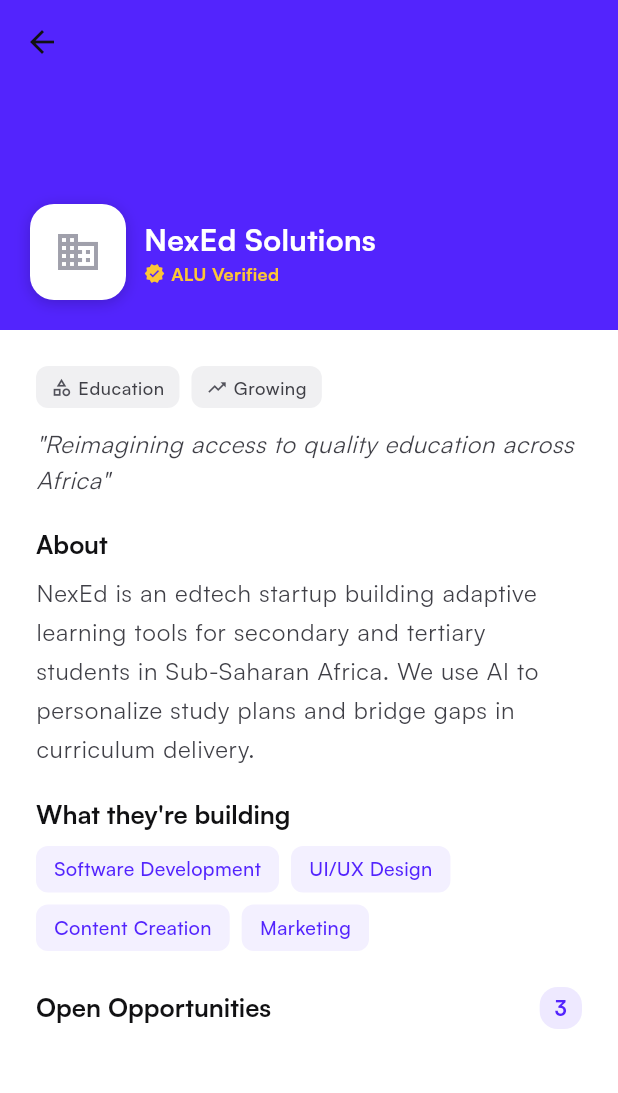
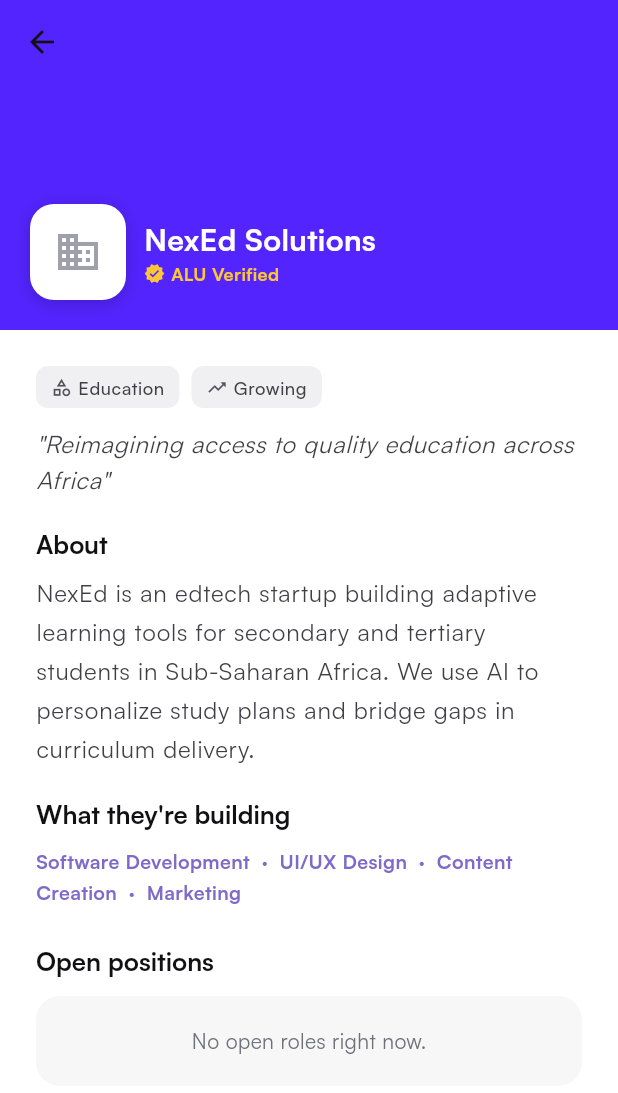
Before and after one commit to davidmuo/alu-nexus, a Flutter app: the StartupDetailScreen screen opened directly with sample values from the repository, on a phone screen of 412 x 824 dp. Shown: the top 1093 px of the screen. Run offline on Flutter 3.47's test engine with Material 3 defaults, Android fonts, the phone set to English and light mode, and no system bars; drawn by our look-alikes of flutter_animate; our stand-ins replace cloud_firestore, equatable, firebase_auth, firebase_core, firebase_storage, flutter_bloc and 4 more; accounts and stored records are empty; network calls fail.

Commit message:
Replace colored tag pills with plain desaturated-purple text; startup pages list open positions
- New AppColors.tagPurple; skills/focus areas/stage render as dot-separated
  text instead of multicolored chips
- Startup detail: live 'Open positions' list (stream) with color-key bars,
  tappable through to the opportunity detail + apply flow
- Feed: 10 category pill tabs; seed grows to 10 opportunities across
  Data Science, Content Creation, Business Development, Product Management

```diff
--- a/lib/core/theme/app_colors.dart
+++ b/lib/core/theme/app_colors.dart
@@ -12,6 +12,9 @@ class AppColors {
 
   static const Color red = Color(0xFFF5001E);
   static const Color yellow = Color(0xFFFCC636);
+
+  /// Desaturated purple for plain-text tags/labels (no pill background).
+  static const Color tagPurple = Color(0xFF7D6BC9);
 
   static const Color accent = Color(0xFFFCC636);
   static const Color accentLight = Color(0xFFFFE08A);
--- a/lib/features/auth/presentation/cubit/auth_cubit.dart
+++ b/lib/features/auth/presentation/cubit/auth_cubit.dart
@@ -1,5 +1,6 @@
 import 'dart:async';
 import 'package:equatable/equatable.dart';
+import 'package:flutter/foundation.dart';
 import 'package:flutter_bloc/flutter_bloc.dart';
 import '../../data/repositories/auth_repository.dart';
 import '../../domain/entities/app_user.dart';
@@ -43,6 +44,7 @@ class AuthCubit extends Cubit<AuthState> {
       );
       emit(AuthAuthenticated(user));
     } on Exception catch (e) {
+      debugPrint('signUp failed: $e');
       emit(AuthError(_parseError(e.toString())));
     }
   }
@@ -53,6 +55,7 @@ class AuthCubit extends Cubit<AuthState> {
       final user = await _repo.signInWithEmail(email: email, password: password);
       emit(AuthAuthenticated(user));
     } on Exception catch (e) {
+      debugPrint('signIn failed: $e');
       emit(AuthError(_parseError(e.toString())));
     }
   }
--- a/lib/features/opportunities/presentation/screens/opportunity_feed_screen.dart
+++ b/lib/features/opportunities/presentation/screens/opportunity_feed_screen.dart
@@ -32,9 +32,13 @@ class _OpportunityFeedScreenState extends State<OpportunityFeedScreen> {
     ('Engineering', 'Software Development'),
     ('Design', 'UI/UX Design'),
     ('Marketing', 'Marketing'),
+    ('Data', 'Data Science'),
+    ('Content', 'Content Creation'),
     ('Research', 'Research & Analysis'),
     ('Community', 'Community Management'),
     ('Business', 'Business Development'),
+    ('Product', 'Product Management'),
+    ('Operations', 'Operations'),
   ];
 
   @override
--- a/lib/features/startups/presentation/screens/startup_detail_screen.dart
+++ b/lib/features/startups/presentation/screens/startup_detail_screen.dart
@@ -1,6 +1,9 @@
 import 'package:flutter/material.dart';
 import 'package:flutter_animate/flutter_animate.dart';
 import '../../data/models/startup_model.dart';
+import '../../../opportunities/data/models/opportunity_model.dart';
+import '../../../opportunities/data/repositories/opportunity_repository.dart';
+import '../../../opportunities/presentation/screens/opportunity_detail_screen.dart';
 import '../../../../core/theme/app_colors.dart';
 
 class StartupDetailScreen extends StatelessWidget {
@@ -138,24 +141,14 @@ class StartupDetailScreen extends StatelessWidget {
                     Text('What they\'re building', style: Theme.of(context).textTheme.titleLarge)
                         .animate().fadeIn(delay: 120.ms),
                     const SizedBox(height: 10),
-                    Wrap(
-                      spacing: 8,
-                      runSpacing: 8,
-                      children: s.focusAreas.map((area) => Container(
-                            padding: const EdgeInsets.symmetric(horizontal: 12, vertical: 6),
-                            decoration: BoxDecoration(
-                              color: AppColors.primary.withValues(alpha: 0.07),
-                              borderRadius: BorderRadius.circular(8),
-                            ),
-                            child: Text(
-                              area,
-                              style: const TextStyle(
-                                fontSize: 13,
-                                color: AppColors.primary,
-                                fontWeight: FontWeight.w500,
-                              ),
-                            ),
-                          )).toList(),
+                    Text(
+                      s.focusAreas.join('  ·  '),
+                      style: const TextStyle(
+                        fontSize: 13,
+                        color: AppColors.tagPurple,
+                        fontWeight: FontWeight.w600,
+                        height: 1.6,
+                      ),
                     ).animate().fadeIn(delay: 140.ms),
                   ],
                   // Links
@@ -170,44 +163,14 @@ class StartupDetailScreen extends StatelessWidget {
                       _LinkRow(icon: Icons.link, label: 'LinkedIn', url: s.linkedinUrl!),
                   ],
                   const SizedBox(height: 24),
-                  Row(
-                    children: [
-                      Text('Open Opportunities', style: Theme.of(context).textTheme.titleLarge),
-                      const Spacer(),
-                      Container(
-                        padding: const EdgeInsets.symmetric(horizontal: 10, vertical: 4),
-                        decoration: BoxDecoration(
-                          color: AppColors.primary.withValues(alpha: 0.1),
-                          borderRadius: BorderRadius.circular(12),
-                        ),
-                        child: Text(
-                          '${s.opportunitiesCount}',
-                          style: const TextStyle(
-                            color: AppColors.primary,
-                            fontWeight: FontWeight.w700,
-                          ),
-                        ),
-                      ),
-                    ],
-                  ).animate().fadeIn(delay: 180.ms),
+                  Text('Open positions',
+                          style: Theme.of(context).textTheme.titleLarge)
+                      .animate()
+                      .fadeIn(delay: 180.ms),
                   const SizedBox(height: 12),
-                  if (s.opportunitiesCount == 0)
-                    Container(
-                      padding: const EdgeInsets.all(20),
-                      decoration: BoxDecoration(
-                        color: AppColors.grey50,
-                        borderRadius: BorderRadius.circular(12),
-                      ),
-                      child: Center(
-                        child: Text(
-                          'No open roles right now. Follow to get notified.',
-                          style: Theme.of(context).textTheme.bodyMedium!.copyWith(
-                                color: AppColors.grey500,
-                              ),
-                          textAlign: TextAlign.center,
-                        ),
-                      ),
-                    ),
+                  _OpenPositions(startupId: s.id)
+                      .animate()
+                      .fadeIn(delay: 200.ms),
                   const SizedBox(height: 32),
                 ],
               ),
@@ -226,6 +189,127 @@ class StartupDetailScreen extends StatelessWidget {
       case 'scaling': return 'Scaling';
       default: return stage;
     }
+  }
+}
+
+/// Live list of the startup's open opportunities — tap through to apply.
+class _OpenPositions extends StatelessWidget {
+  final String startupId;
+  const _OpenPositions({required this.startupId});
+
+  @override
+  Widget build(BuildContext context) {
+    return StreamBuilder<List<OpportunityModel>>(
+      stream: OpportunityRepository().getStartupOpportunities(startupId),
+      builder: (context, snap) {
+        if (snap.connectionState == ConnectionState.waiting) {
+          return const Padding(
+            padding: EdgeInsets.symmetric(vertical: 20),
+            child: Center(
+              child: SizedBox(
+                width: 22,
+                height: 22,
+                child: CircularProgressIndicator(strokeWidth: 2),
+              ),
+            ),
+          );
+        }
+        final open =
+            (snap.data ?? const []).where((o) => o.isActive).toList();
+        if (open.isEmpty) {
+          return Container(
+            padding: const EdgeInsets.all(20),
+            decoration: BoxDecoration(
+              color: AppColors.grey50,
+              borderRadius: BorderRadius.circular(16),
+            ),
+            child: Center(
+              child: Text(
+                'No open roles right now.',
+                style: Theme.of(context)
+                    .textTheme
+                    .bodyMedium!
+                    .copyWith(color: AppColors.grey500),
+              ),
+            ),
+          );
+        }
+        return Column(
+          children: open.asMap().entries.map((e) {
+            final opp = e.value;
+            final color =
+                AppColors.cardColors[e.key % AppColors.cardColors.length];
+            return Padding(
+              padding: const EdgeInsets.only(bottom: 10),
+              child: Material(
+                color: AppColors.white,
+                shape: RoundedRectangleBorder(
+                  borderRadius: BorderRadius.circular(16),
+                  side: const BorderSide(color: AppColors.grey200),
+                ),
+                clipBehavior: Clip.antiAlias,
+                child: InkWell(
+                  onTap: () => Navigator.push(
+                    context,
+                    MaterialPageRoute(
+                      builder: (_) => OpportunityDetailScreen(
+                        opportunity: opp,
+                        accentColor: color,
+                      ),
+                    ),
+                  ),
+                  child: Padding(
+                    padding: const EdgeInsets.all(14),
+                    child: Row(
+                      children: [
+                        Container(
+                          width: 10,
+                          height: 42,
+                          decoration: BoxDecoration(
+                            color: color,
+                            borderRadius: BorderRadius.circular(5),
+                          ),
+                        ),
+                        const SizedBox(width: 14),
+                        Expanded(
+                          child: Column(
+                            crossAxisAlignment: CrossAxisAlignment.start,
+                            children: [
+                              Text(
+                                opp.title,
+                                maxLines: 1,
+                                overflow: TextOverflow.ellipsis,
+                                style: Theme.of(context)
+                                    .textTheme
+                                    .titleMedium!
+                                    .copyWith(fontWeight: FontWeight.w700),
+                              ),
+                              const SizedBox(height: 3),
+                              Text(
+                                '${opp.commitment} · ${opp.duration} · ${opp.isPaid ? (opp.compensation ?? 'Paid') : 'Volunteer'}',
+                                maxLines: 1,
+                                overflow: TextOverflow.ellipsis,
+                                style: const TextStyle(
+                                  fontSize: 12,
+                                  color: AppColors.tagPurple,
+                                  fontWeight: FontWeight.w600,
+                                ),
+                              ),
+                            ],
+                          ),
+                        ),
+                        const Icon(Icons.chevron_right,
+                            color: AppColors.grey400, size: 22),
+                      ],
+                    ),
+                  ),
+                ),
+              ),
+            );
+          }).toList(),
+        );
+      },
+    );
   }
 }
 
```
Also changed, not shown: lib/features/opportunities/presentation/screens/opportunity_detail_screen.dart (+9 -23 lines), lib/features/startups/presentation/screens/startup_directory_screen.dart (+14 -41 lines), 1 other file.
